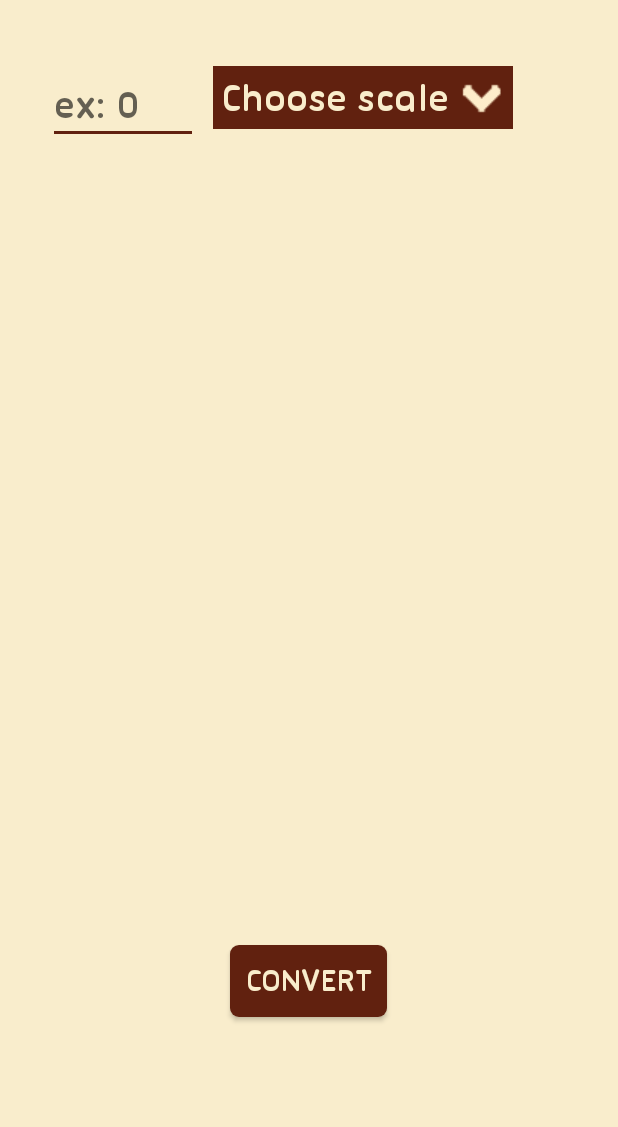
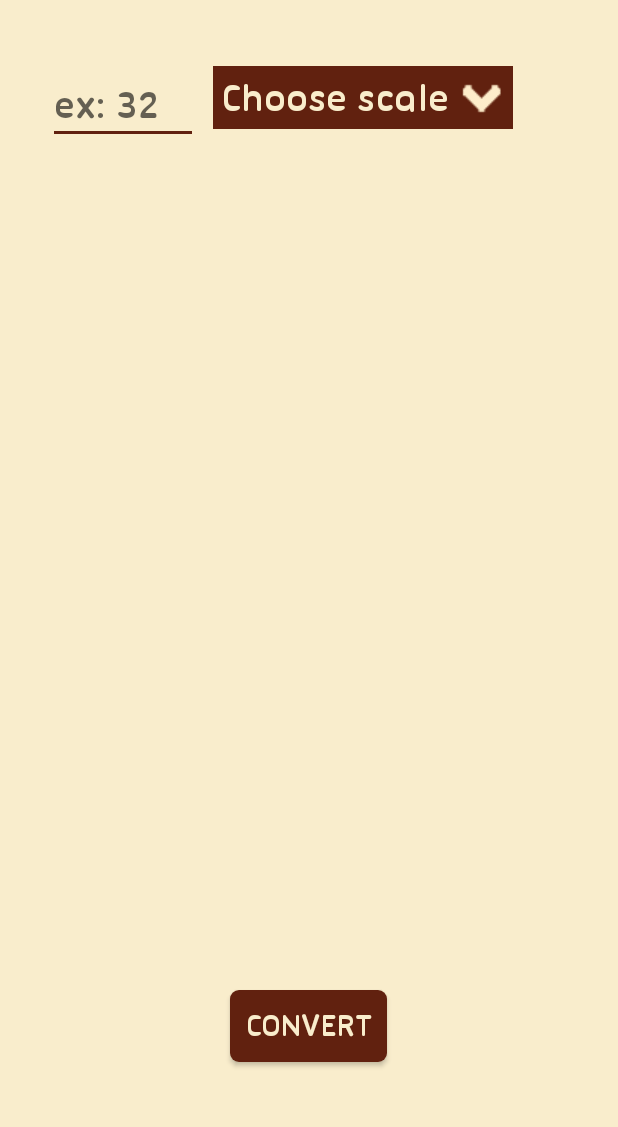
Before and after one commit to rrosatti/software-engineering-project, an Android app: the MainActivity screen opened directly, with no data from a screen before it, after a tap on "CONVERT", on a phone screen of 412 x 824 dp, the part 84-1211 px from its top. Run offline under Robolectric (Android 15) with nearby library versions, the phone set to English and light mode, and no system bars.

Commit message:
fix exception error when trying to convert a temperature. Add new files

```diff
--- a/code/TempNow/app/src/main/java/com/example/rodri/tempnow/ui/activity/MainActivity.java
+++ b/code/TempNow/app/src/main/java/com/example/rodri/tempnow/ui/activity/MainActivity.java
@@ -80,13 +80,25 @@ public class MainActivity extends AppCompatActivity {
         btConvert.setOnClickListener(new View.OnClickListener() {
             @Override
             public void onClick(View v) {
+                String tempString = etTemperature.getText().toString();
                 if (scalesArray.get(selectedScale).isEmpty()) {
                     Toast.makeText(MainActivity.this, R.string.no_scale_selected, Toast.LENGTH_LONG).show();
-                } else if (etTemperature.getText().toString().equals("")) {
+                } else if (tempString.equals("")) {
                     Toast.makeText(MainActivity.this, R.string.no_temperature_value, Toast.LENGTH_LONG).show();
                 } else {
+
+                    double temp = 0.00;
+
+                    try {
+                        temp = Double.parseDouble(tempString);
+                    } catch (Exception e) {
+                        Toast.makeText(MainActivity.this, "Invalid value!", Toast.LENGTH_SHORT).show();
+                        temp = 0.00;
+                        etTemperature.setText("0.00");
+                        e.printStackTrace();
+                    }
+
                     NumberFormat formatter = new DecimalFormat("#0.00");
-                    double temp = Double.parseDouble(etTemperature.getText().toString());
                     temperature.setTemperature(temp);
                     switch (temperature.getScale()) {
                         case 'C':
--- a/code/TempNow/app/src/main/res/layout/activity_main.xml
+++ b/code/TempNow/app/src/main/res/layout/activity_main.xml
@@ -54,17 +54,17 @@
         android:id="@+id/txtTemp1"
         android:textColor="#61210F"
         android:textSize="17pt"
-        android:layout_below="@+id/etTemperature"
+        android:layout_above="@+id/txtTemp2"
         android:layout_centerHorizontal="true"
-        android:layout_marginTop="140dp"/>
+        android:layout_marginBottom="45dp"/>
 
     <TextView
         android:layout_width="wrap_content"
         android:layout_height="wrap_content"
         android:id="@+id/txtTemp2"
-        android:layout_below="@+id/txtTemp1"
+        android:layout_above="@+id/btConvert"
         android:layout_centerHorizontal="true"
-        android:layout_marginTop="57dp"
+        android:layout_marginBottom="65dp"
         android:textColor="#61210F"
         android:textSize="17pt"/>
 
@@ -78,5 +78,5 @@
         android:textColor="#F9EDCC"
         android:layout_alignParentBottom="true"
         android:layout_centerHorizontal="true"
-        android:layout_marginBottom="90dp"/>
+        android:layout_marginBottom="60dp"/>
 </RelativeLayout>
--- a/code/TempNow/app/src/main/res/values/strings.xml
+++ b/code/TempNow/app/src/main/res/values/strings.xml
@@ -5,7 +5,7 @@
 
     <!--  Hint  -->
     <string name="temperature">temperature</string>
-    <string name="temp">ex: 0</string>
+    <string name="temp">ex: 32</string>
 
     <!--  Button  -->
     <string name="convert">Convert</string>
--- a/code/TempNow/build.gradle
+++ b/code/TempNow/build.gradle
@@ -5,7 +5,7 @@ buildscript {
         jcenter()
     }
     dependencies {
-        classpath 'com.android.tools.build:gradle:1.5.0'
+        classpath 'com.android.tools.build:gradle:2.1.0'
 
         // NOTE: Do not place your application dependencies here; they belong
         // in the individual module build.gradle files
```
Also changed, not shown: code/TempNow/gradle/wrapper/gradle-wrapper.properties, 9 other files.
